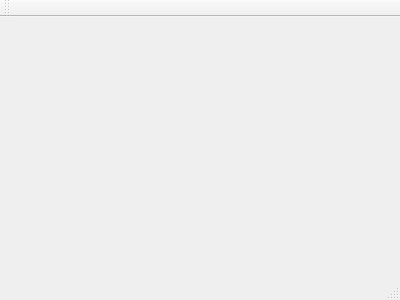
Qt form Password_generator/mainwindow.ui (MikeKovalevskiy/Password-generator) before a commit.
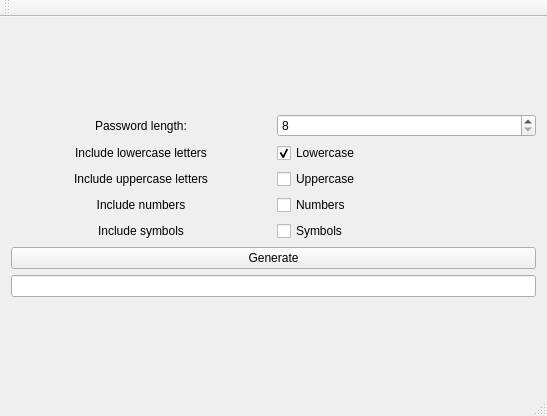
The same form after that commit.

Commit message: creating base UI

The edit to the form file:
```diff
--- a/Password_generator/mainwindow.ui
+++ b/Password_generator/mainwindow.ui
@@ -1,24 +1,144 @@
 <ui version="4.0">
  <class>MainWindow</class>
- <widget class="QMainWindow" name="MainWindow" >
-  <property name="geometry" >
+ <widget class="QMainWindow" name="MainWindow">
+  <property name="geometry">
    <rect>
     <x>0</x>
     <y>0</y>
-    <width>400</width>
-    <height>300</height>
+    <width>547</width>
+    <height>416</height>
    </rect>
   </property>
   <property name="windowTitle" >
    <string>MainWindow</string>
   </property>
-  <widget class="QMenuBar" name="menuBar" />
-  <widget class="QToolBar" name="mainToolBar" />
-  <widget class="QWidget" name="centralWidget" />
-  <widget class="QStatusBar" name="statusBar" />
+  <widget class="QWidget" name="centralWidget">
+   <layout class="QGridLayout" name="gridLayout_2">
+    <item row="0" column="0">
+     <layout class="QGridLayout" name="gridLayout">
+      <item row="0" column="1">
+       <widget class="QSpinBox" name="spinBox">
+        <property name="minimum">
+         <number>8</number>
+        </property>
+       </widget>
+      </item>
+      <item row="0" column="0">
+       <widget class="QLabel" name="label_length">
+        <property name="text">
+         <string>Password length:</string>
+        </property>
+        <property name="alignment">
+         <set>Qt::AlignCenter</set>
+        </property>
+       </widget>
+      </item>
+      <item row="3" column="1">
+       <widget class="QCheckBox" name="checkBox_numbers">
+        <property name="text">
+         <string>Numbers</string>
+        </property>
+       </widget>
+      </item>
+      <item row="2" column="1">
+       <widget class="QCheckBox" name="checkBox_upper">
+        <property name="text">
+         <string>Uppercase</string>
+        </property>
+       </widget>
+      </item>
+      <item row="2" column="0">
+       <widget class="QLabel" name="label_3">
+        <property name="text">
+         <string>Include uppercase letters</string>
+        </property>
+        <property name="alignment">
+         <set>Qt::AlignCenter</set>
+        </property>
+       </widget>
+      </item>
+      <item row="4" column="0">
+       <widget class="QLabel" name="label_5">
+        <property name="text">
+         <string>Include symbols</string>
+        </property>
+        <property name="alignment">
+         <set>Qt::AlignCenter</set>
+        </property>
+       </widget>
+      </item>
+      <item row="1" column="0">
+       <widget class="QLabel" name="label_lower">
+        <property name="text">
+         <string>Include lowercase letters</string>
+        </property>
+        <property name="alignment">
+         <set>Qt::AlignCenter</set>
+        </property>
+       </widget>
+      </item>
+      <item row="3" column="0">
+       <widget class="QLabel" name="label_4">
+        <property name="text">
+         <string>Include numbers</string>
+        </property>
+        <property name="alignment">
+         <set>Qt::AlignCenter</set>
+        </property>
+       </widget>
+      </item>
+      <item row="1" column="1">
+       <widget class="QCheckBox" name="checkBox">
+        <property name="text">
+         <string>Lowercase</string>
+        </property>
+        <property name="checked">
+         <bool>true</bool>
+        </property>
+       </widget>
+      </item>
+      <item row="4" column="1">
+       <widget class="QCheckBox" name="checkBox_symbols">
+        <property name="text">
+         <string>Symbols</string>
+        </property>
+       </widget>
+      </item>
+      <item row="5" column="0" colspan="2">
+       <widget class="QPushButton" name="pushButton">
+        <property name="text">
+         <string>Generate</string>
+        </property>
+       </widget>
+      </item>
+      <item row="6" column="0" colspan="2">
+       <widget class="QLineEdit" name="lineEdit"/>
+      </item>
+     </layout>
+    </item>
+   </layout>
+  </widget>
+  <widget class="QMenuBar" name="menuBar">
+   <property name="geometry">
+    <rect>
+     <x>0</x>
+     <y>0</y>
+     <width>547</width>
+     <height>26</height>
+    </rect>
+   </property>
+  </widget>
+  <widget class="QToolBar" name="mainToolBar">
+   <attribute name="toolBarArea">
+    <enum>TopToolBarArea</enum>
+   </attribute>
+   <attribute name="toolBarBreak">
+    <bool>false</bool>
+   </attribute>
+  </widget>
+  <widget class="QStatusBar" name="statusBar"/>
  </widget>
- <layoutDefault spacing="6" margin="11" />
- <pixmapfunction></pixmapfunction>
+ <layoutdefault spacing="6" margin="11"/>
  <resources/>
  <connections/>
 </ui>
```
Left out of the diff: 3 changed lines with no effect on the pictures.
